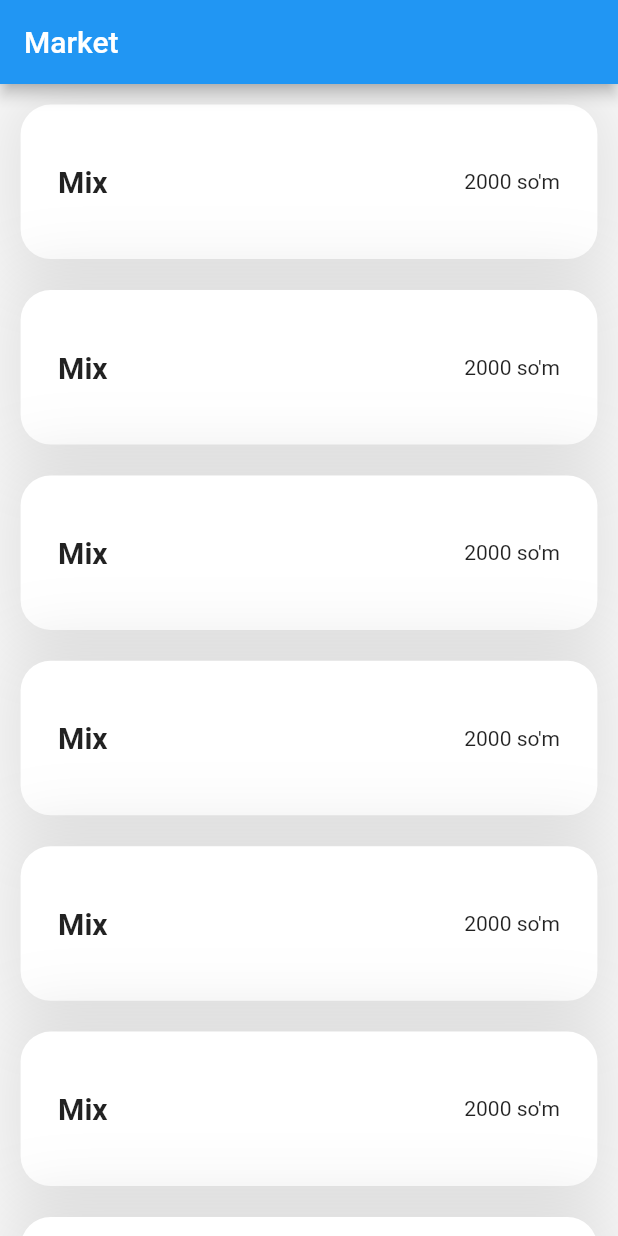
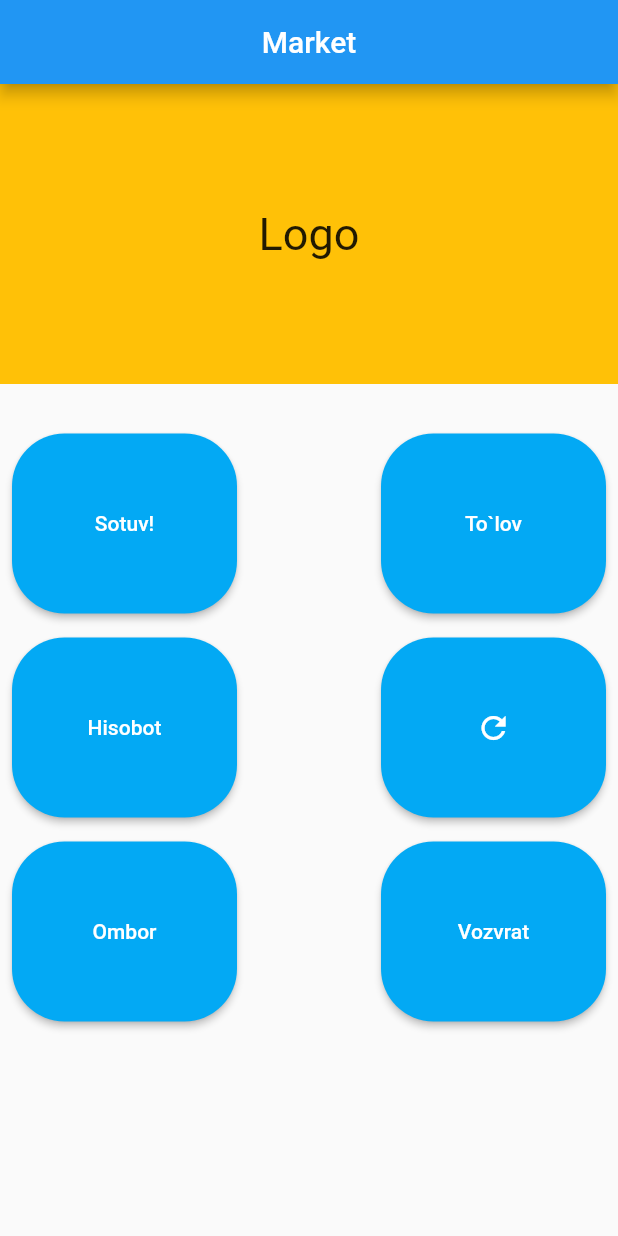
Before and after one commit to Hikmatullohprogramist/shop_app, a Flutter app: the screen it shows after launch, on a phone screen of 412 x 824 dp. Run offline on Flutter 3.47's test engine with Material 2 defaults, Android fonts, the phone set to English and light mode, and no system bars; drawn by our look-alikes of rounded_loading_button; our stand-ins replace dio, flutter_staggered_animations.

Commit message:
Fixed problems

```diff
--- a/lib/main.dart
+++ b/lib/main.dart
@@ -13,10 +13,11 @@ class MyApp extends StatelessWidget {
   Widget build(BuildContext context) {
     return MaterialApp(
       title: 'Flutter Demo',
+      debugShowCheckedModeBanner: false,
       theme: ThemeData(
         primarySwatch: Colors.blue,
       ),
-      home: const HomePage(),
+      home: HomePage(),
     );
   }
 }
--- a/lib/pages/home_page.dart
+++ b/lib/pages/home_page.dart
@@ -1,98 +1,129 @@
-// ignore_for_file: prefer_const_literals_to_create_immutables, prefer_const_constructors
+import 'dart:async';
 
 import 'package:flutter/material.dart';
-import 'package:flutter_staggered_animations/flutter_staggered_animations.dart';
-import 'package:shop_app/services/models/product_model.dart';
+import 'package:rounded_loading_button/rounded_loading_button.dart';
+import 'package:shop_app/pages/products.dart';
 
-import '../services/services/product_service.dart';
+class HomePage extends StatelessWidget {
+  final RoundedLoadingButtonController _btnController =
+      new RoundedLoadingButtonController();
 
-class HomePage extends StatefulWidget {
-  const HomePage({super.key});
-
-  @override
-  State<HomePage> createState() => _HomePageState();
-}
-
-class _HomePageState extends State<HomePage> {
-  List<Product>? products;
-  var isLoaded = false;
-
-  @override
-  void initState() {
-    super.initState();
-    getData();
-  }
-
-  getData() async {
-    products = await RemoteService().getModels();
-    // ignore: unrelated_type_equality_checks
-    if (products != Null) {
-      setState(() {
-        isLoaded = true;
-      });
-    }
+  void _doSomething() async {
+    Timer(
+      Duration(seconds: 3),
+      () {
+        _btnController.success();
+      },
+    );
   }
 
   @override
   Widget build(BuildContext context) {
     return Scaffold(
       appBar: AppBar(
-        title: const Text("Market"),
+        title: Text("Market"),
+        centerTitle: true,
       ),
-      body: AnimationLimiter(
-        child: ListView.builder(
-          padding: EdgeInsets.all(MediaQuery.of(context).size.width / 30),
-          physics: const BouncingScrollPhysics(
-              parent: AlwaysScrollableScrollPhysics()),
-          itemCount: 20,
-          itemBuilder: (BuildContext context, int index) {
-            return AnimationConfiguration.staggeredList(
-              position: index,
-              delay: const Duration(milliseconds: 100),
-              child: SlideAnimation(
-                duration: const Duration(milliseconds: 2500),
-                curve: Curves.fastLinearToSlowEaseIn,
-                child: FadeInAnimation(
-                  curve: Curves.fastLinearToSlowEaseIn,
-                  duration: const Duration(milliseconds: 2500),
-                  child: Container(
-                    margin: EdgeInsets.only(
-                        bottom: MediaQuery.of(context).size.width / 20),
-                    height: MediaQuery.of(context).size.width / 4,
-                    decoration: BoxDecoration(
-                      color: Colors.white,
-                      borderRadius: const BorderRadius.all(Radius.circular(20)),
-                      boxShadow: [
-                        BoxShadow(
-                          color: Colors.black.withOpacity(0.1),
-                          blurRadius: 40,
-                          spreadRadius: 10,
+      body: Container(
+        child: SingleChildScrollView(
+          child: Column(
+            children: [
+              Container(
+                alignment: Alignment.topCenter,
+                height: 200,
+                color: Colors.amber,
+                child: Center(
+                  child: Text(
+                    "Logo",
+                    style: TextStyle(fontSize: 30),
+                  ),
+                ),
+              ),
+              SizedBox(
+                height: 25,
+              ),
+              Padding(
+                padding: const EdgeInsets.all(8.0),
+                child: Row(
+                  mainAxisAlignment: MainAxisAlignment.spaceBetween,
+                  children: [
+                    RoundedLoadingButton(
+                      width: 150,
+                      height: 120,
+                      child:
+                          Text('Sotuv!', style: TextStyle(color: Colors.white)),
+                      controller: _btnController,
+                      onPressed: _doSomething,
+                    ),
+                    RoundedLoadingButton(
+                      width: 150,
+                      height: 120,
+                      child:
+                          Text('To`lov', style: TextStyle(color: Colors.white)),
+                      controller: _btnController,
+                      onPressed: _doSomething,
                     ),
                   ],
                 ),
-                    child: Padding(
-                      padding: const EdgeInsets.all(25.0),
+              ),
+              Padding(
+                padding: const EdgeInsets.all(8.0),
                 child: Row(
                   mainAxisAlignment: MainAxisAlignment.spaceBetween,
                   children: [
-                          Text(
-                            "Mix",
-                            maxLines: 2,
-                            overflow: TextOverflow.ellipsis,
-                            style: TextStyle(
-                              fontWeight: FontWeight.bold,
-                              fontSize: 20,
+                    RoundedLoadingButton(
+                      width: 150,
+                      height: 120,
+                      child: Text('Hisobot',
+                          style: TextStyle(color: Colors.white)),
+                      controller: _btnController,
+                      onPressed: _doSomething,
                     ),
+                    RoundedLoadingButton(
+                      width: 150,
+                      height: 120,
+                      child: IconButton(
+                        onPressed: () {},
+                        icon: Icon(Icons.refresh),
                       ),
-                          Text("2000 so'm"),
+                      controller: _btnController,
+                      onPressed: _doSomething,
+                    ),
                   ],
                 ),
               ),
+              Padding(
+                padding: const EdgeInsets.all(8.0),
+                child: Row(
+                  mainAxisAlignment: MainAxisAlignment.spaceBetween,
+                  children: [
+                    RoundedLoadingButton(
+                      width: 150,
+                      height: 120,
+                      child:
+                          Text('Ombor', style: TextStyle(color: Colors.white)),
+                      controller: _btnController,
+                      onPressed: () {
+                        Navigator.push(
+                          context,
+                          MaterialPageRoute(
+                              builder: (context) => const ProductsList()),
+                        );
+                      },
+                    ),
+                    RoundedLoadingButton(
+                      width: 150,
+                      height: 120,
+                      child: Text('Vozvrat',
+                          style: TextStyle(color: Colors.white)),
+                      controller: _btnController,
+                      onPressed: _doSomething,
+                    ),
+                  ],
                 ),
               ),
+            ],
           ),
-            );
-          },
         ),
       ),
     );
--- a/lib/services/models/product_model.dart
+++ b/lib/services/models/product_model.dart
@@ -1,11 +1,7 @@
-// To parse this JSON data, do
-//
-//     final product = productFromJson(jsonString);
-
 import 'dart:convert';
 
-List<Product> productFromJson(String str) =>
-    List<Product>.from(json.decode(str).map((x) => Product.fromJson(x)));
+List<Product> productFromJson(dynamic str) =>
+    List<Product>.from(str.map((x) => Product.fromJson(x)));
 
 String productToJson(List<Product> data) =>
     json.encode(List<dynamic>.from(data.map((x) => x.toJson())));
@@ -20,12 +16,12 @@ class Product {
     required this.amount,
   });
 
-  int id;
-  String name;
-  String price1;
-  String price2;
-  DateTime date;
-  String amount;
+  int? id;
+  String? name;
+  String? price1;
+  String? price2;
+  DateTime? date;
+  String? amount;
 
   factory Product.fromJson(Map<String, dynamic> json) => Product(
         id: json["id"],
@@ -43,7 +39,7 @@ class Product {
         "price2": price2,
         "date": date == null
             ? null
-            : "${date.year.toString().padLeft(4, '0')}-${date.month.toString().padLeft(2, '0')}-${date.day.toString().padLeft(2, '0')}",
+            : "${date!.year.toString().padLeft(4, '0')}-${date!.month.toString().padLeft(2, '0')}-${date!.day.toString().padLeft(2, '0')}",
         "amount": amount,
       };
 }
--- a/pubspec.yaml
+++ b/pubspec.yaml
@@ -37,7 +37,9 @@ dependencies:
   # Use with the CupertinoIcons class for iOS style icons.
   cupertino_icons: ^1.0.2
   flutter_staggered_animations: ^1.1.1
-  http: ^0.13.5
+  http: ^0.13.0
+  rounded_loading_button: ^2.1.0
+  dio: ^4.0.6
 
 dev_dependencies:
   flutter_test:
```
Also changed, not shown: lib/pages/products.dart (added, +98 -0 lines), lib/services/services/product_service.dart (+16 -24 lines), pubspec.lock, 1 other file. Lines whose indentation alone changed are shown as unchanged.
